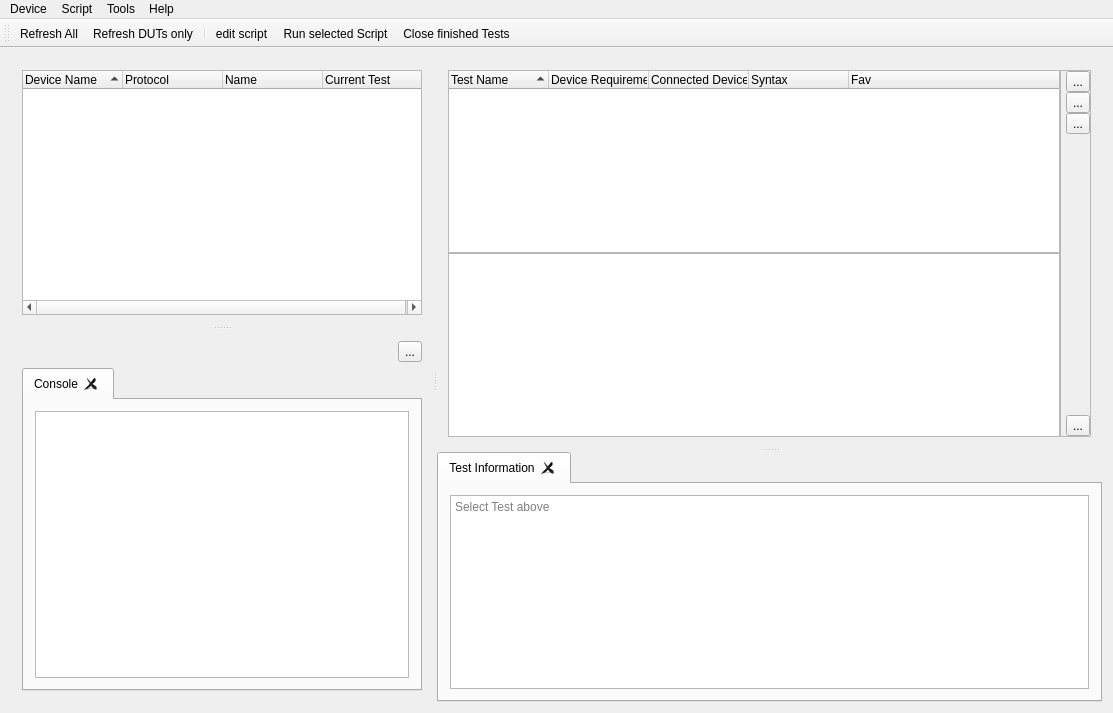
Qt form src/Windows/mainwindow.ui (Crystal-Photonics/crystalTestFrameworkApp) before a commit.
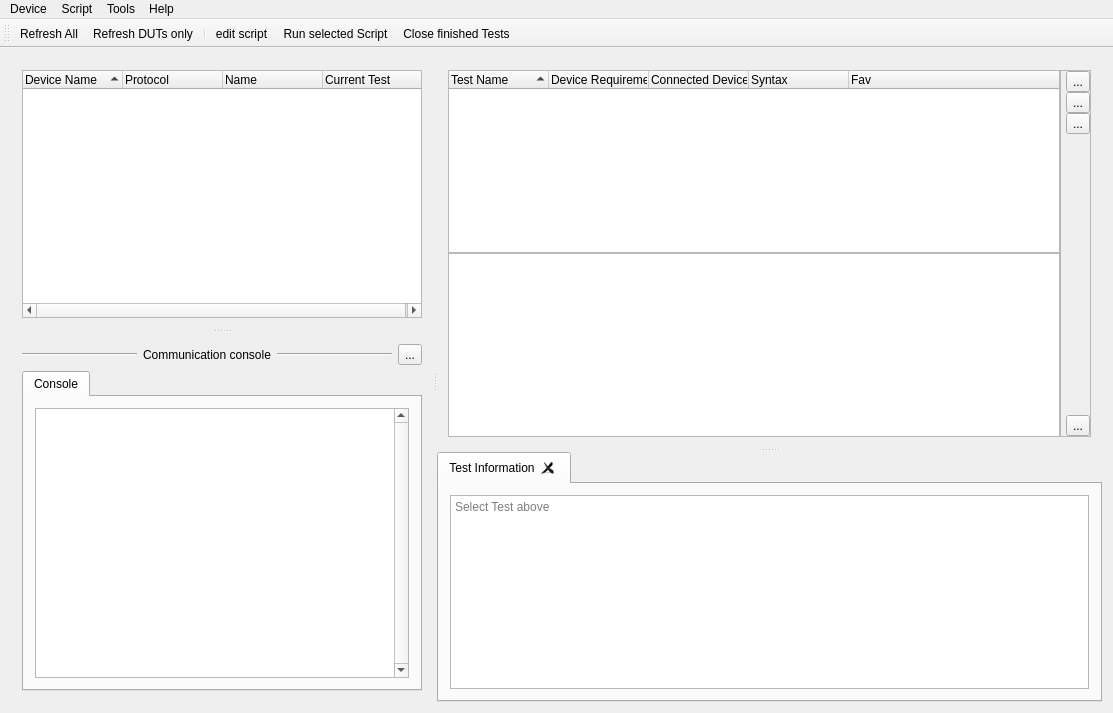
The same form after that commit. Icons and pictures are not drawn.

```diff
--- a/src/Windows/mainwindow.ui
+++ b/src/Windows/mainwindow.ui
@@ -116,17 +116,37 @@
          <item>
           <layout class="QHBoxLayout" name="horizontalLayout_4">
            <item>
-            <spacer name="horizontalSpacer_3">
+            <widget class="Line" name="line_2">
+             <property name="sizePolicy">
+              <sizepolicy hsizetype="Expanding" vsizetype="Fixed">
+               <horstretch>0</horstretch>
+               <verstretch>0</verstretch>
+              </sizepolicy>
+             </property>
              <property name="orientation">
               <enum>Qt::Horizontal</enum>
              </property>
-             <property name="sizeHint" stdset="0">
-              <size>
-               <width>40</width>
-               <height>20</height>
-              </size>
+            </widget>
+           </item>
+           <item>
+            <widget class="QLabel" name="label">
+             <property name="text">
+              <string>Communication console</string>
              </property>
-            </spacer>
+            </widget>
+           </item>
+           <item>
+            <widget class="Line" name="line">
+             <property name="sizePolicy">
+              <sizepolicy hsizetype="Expanding" vsizetype="Fixed">
+               <horstretch>0</horstretch>
+               <verstretch>0</verstretch>
+              </sizepolicy>
+             </property>
+             <property name="orientation">
+              <enum>Qt::Horizontal</enum>
+             </property>
+            </widget>
            </item>
            <item>
             <widget class="QToolButton" name="tbtn_collapse_console">
@@ -152,14 +172,20 @@
            <property name="contextMenuPolicy">
             <enum>Qt::CustomContextMenu</enum>
            </property>
+           <property name="tabShape">
+            <enum>QTabWidget::Rounded</enum>
+           </property>
            <property name="currentIndex">
             <number>0</number>
            </property>
+           <property name="elideMode">
+            <enum>Qt::ElideNone</enum>
+           </property>
            <property name="tabsClosable">
-            <bool>true</bool>
+            <bool>false</bool>
            </property>
            <property name="movable">
-            <bool>true</bool>
+            <bool>false</bool>
            </property>
            <widget class="QWidget" name="ConsoleTab">
             <attribute name="title">
@@ -174,6 +200,9 @@
                  <verstretch>1</verstretch>
                 </sizepolicy>
                </property>
+               <property name="verticalScrollBarPolicy">
+                <enum>Qt::ScrollBarAlwaysOn</enum>
+               </property>
                <property name="readOnly">
                 <bool>true</bool>
                </property>
```
